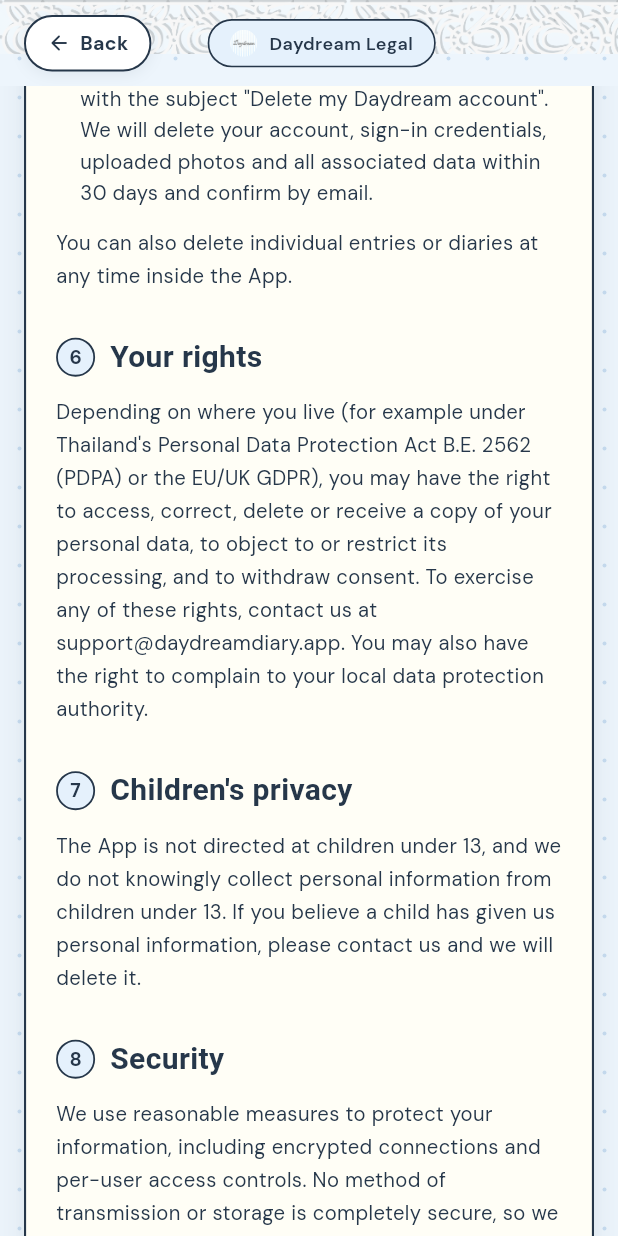
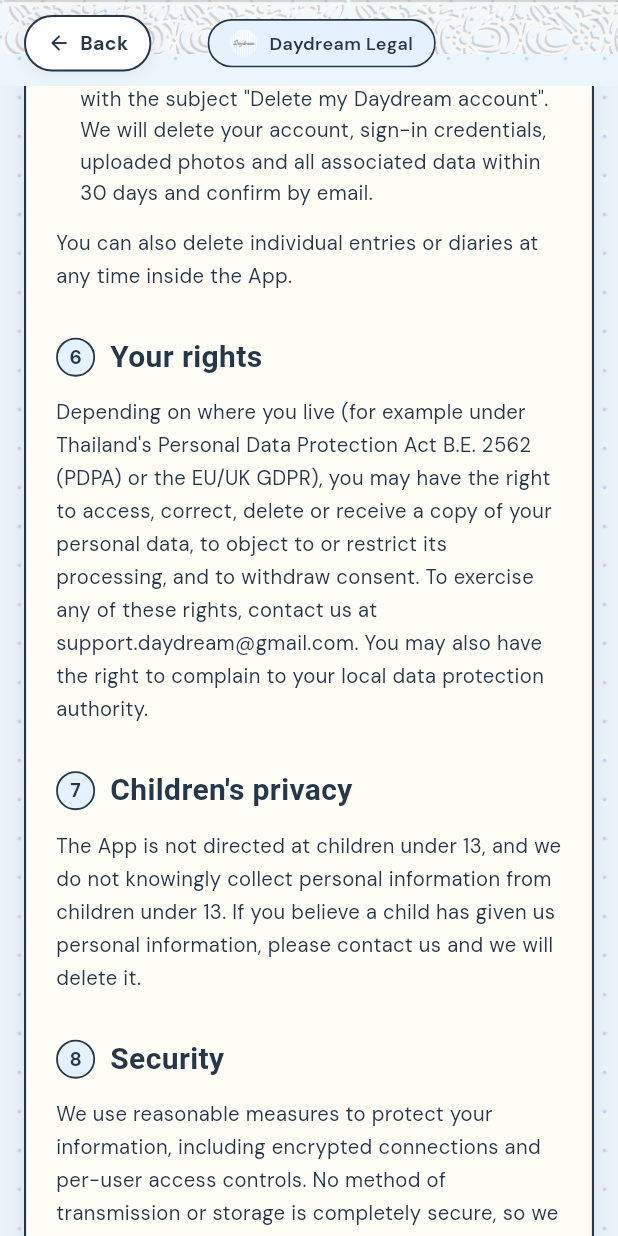
Before and after one commit to bibib8/DayDream, a Flutter app: the PrivacyPolicyScreen screen opened directly, scrolled down 3456 dp, on a phone screen of 412 x 824 dp. Run offline on Flutter 3.47's test engine with Material 3 defaults, Android fonts, the phone set to English and light mode, and no system bars; our stand-ins replace google_fonts, image_picker, supabase_flutter; accounts and stored records are empty; Roboto replaces fonts that are missing (Bodoni Moda).

```diff
--- a/lib/views/settings/privacy_policy_screen.dart
+++ b/lib/views/settings/privacy_policy_screen.dart
@@ -219,7 +219,7 @@ class PrivacyPolicyScreen extends StatelessWidget {
                               const SizedBox(height: 8),
                               _buildBulletItem(
                                 "By email",
-                                "Send a request from your account's email address to support@daydreamdiary.app with the subject \"Delete my Daydream account\". We will delete your account, sign-in credentials, uploaded photos and all associated data within 30 days and confirm by email.",
+                                "Send a request from your account's email address to support.daydream@gmail.com with the subject \"Delete my Daydream account\". We will delete your account, sign-in credentials, uploaded photos and all associated data within 30 days and confirm by email.",
                               ),
                               const SizedBox(height: 12),
                               _buildParagraph(
@@ -234,7 +234,7 @@ class PrivacyPolicyScreen extends StatelessWidget {
                               _buildParagraph(
                                 "Depending on where you live (for example under Thailand's Personal Data Protection Act B.E. 2562 (PDPA) or the EU/UK GDPR), "
                                 "you may have the right to access, correct, delete or receive a copy of your personal data, to object to or restrict its processing, "
-                                "and to withdraw consent. To exercise any of these rights, contact us at support@daydreamdiary.app. "
+                                "and to withdraw consent. To exercise any of these rights, contact us at support.daydream@gmail.com. "
                                 "You may also have the right to complain to your local data protection authority.",
                               ),
 
@@ -833,7 +833,7 @@ class PrivacyPolicyScreen extends StatelessWidget {
   }
 
   Widget _buildContactCard(BuildContext context) {
-    const contactEmail = "support@daydreamdiary.app";
+    const contactEmail = "support.daydream@gmail.com";
 
     return Container(
       padding: const EdgeInsets.all(16),
```
Also changed, not shown: 2 other files.
